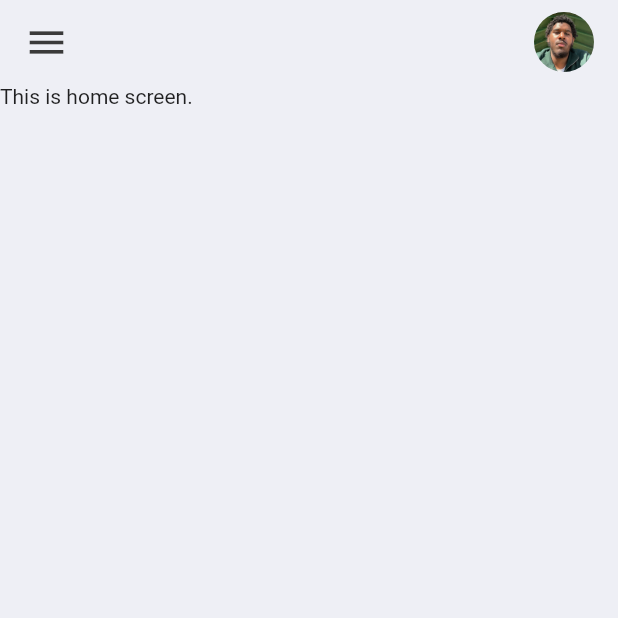
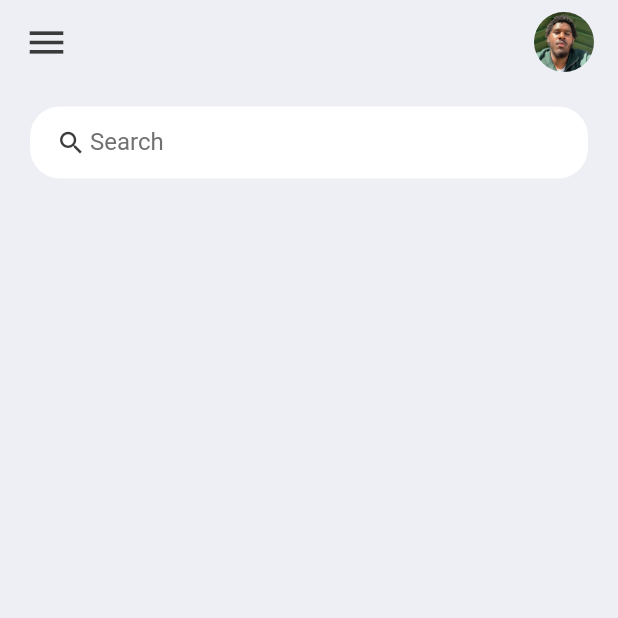
Before and after one commit to Abdulrahman48811/ToDo-Flutter, a Flutter app: the screen it shows after launch, on a phone screen of 412 x 824 dp, the top half of it. Run offline on Flutter 3.47's test engine with Material 2 defaults, Android fonts, the phone set to English and light mode, and no system bars.

Commit message:
completed searchbox

```diff
--- a/todo/lib/screens/home.dart
+++ b/todo/lib/screens/home.dart
@@ -10,7 +10,34 @@ class Home extends StatelessWidget {
       backgroundColor: tdBGColor,
       appBar: _buildAppBar(),
       body: Container(
-        child: Text('This is home screen.'),
+        padding: EdgeInsets.symmetric(horizontal: 20, vertical: 15),
+        child: Column(
+          children: [
+            searchBox(),
+          ],
+        ),
+      ),
+    );
+  }
+
+  Widget searchBox() {
+    return Container(
+      padding: EdgeInsets.symmetric(horizontal: 15),
+      decoration: BoxDecoration(
+          color: Colors.white, borderRadius: BorderRadius.circular(20)),
+      child: TextField(
+        decoration: InputDecoration(
+          contentPadding: EdgeInsets.all(0),
+          prefixIcon: Icon(
+            Icons.search,
+            color: tdBlack,
+            size: 20,
+          ),
+          prefixIconConstraints: BoxConstraints(maxHeight: 20, minWidth: 25),
+          border: InputBorder.none,
+          hintText: 'Search',
+          hintStyle: TextStyle(color: tdGrey),
+        ),
       ),
     );
   }
```
